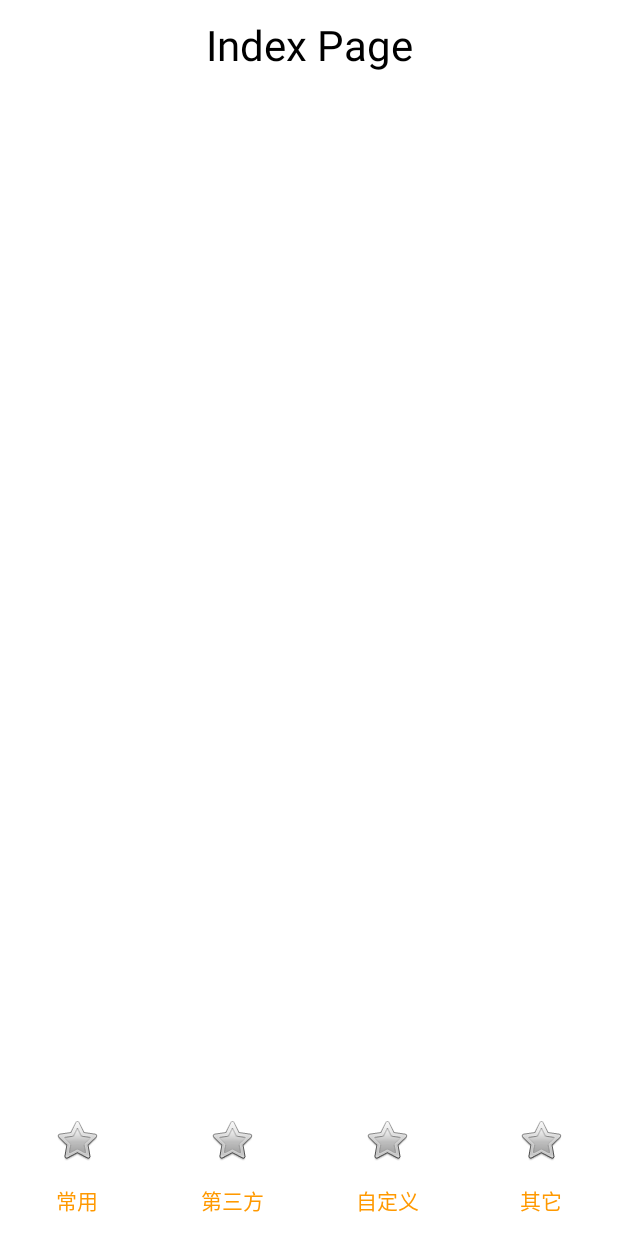
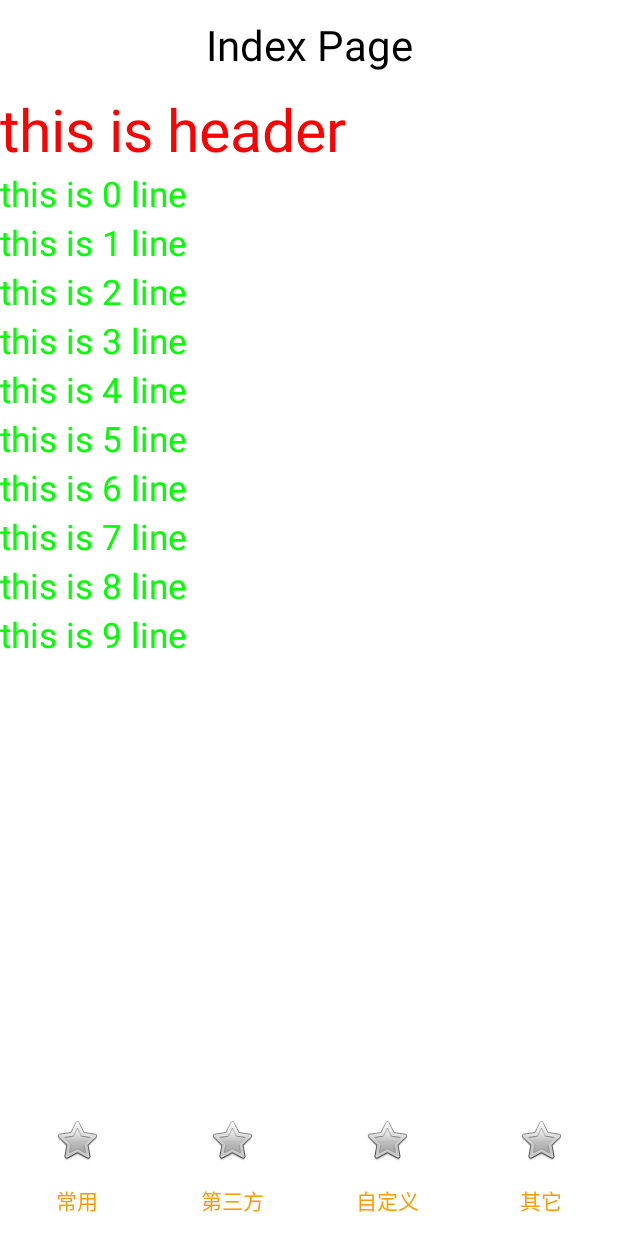
Before and after one commit to yk2fxy/AndroidSkillPlatform, an Android app: the screen it shows after launch (IndexActivity), on a phone screen of 412 x 824 dp. Run offline under Robolectric (Android 15) with nearby library versions, the phone set to English and light mode, and no system bars; our stand-ins replace ButterKnife; libraries missing offline, so code that uses them is left out: com.tencent.tinker; 1 statement that could not run was skipped.

Commit message:
listview快速adapter完成

```diff
--- a/app/build.gradle
+++ b/app/build.gradle
@@ -16,6 +16,15 @@ android {
 
         buildConfigField "String", "TINKER_ID", "\"1.0\""
         buildConfigField "String", "PLATFORM", "\"all\""
+    }
+    sourceSets{
+        main{
+            res.srcDirs = [
+                'src/main/res/layout/item',
+                    'src/main/res/layout',
+                    'src/main/res'
+            ]
+        }
     }
     buildTypes {
         release {
--- a/app/src/main/java/com/yk/skill/androidskillplatform/Third/ThirdFragment.java
+++ b/app/src/main/java/com/yk/skill/androidskillplatform/Third/index/ThirdFragment.java
@@ -1,4 +1,4 @@
-package com.yk.skill.androidskillplatform.Third;
+package com.yk.skill.androidskillplatform.Third.index;
 
 import android.graphics.Color;
 import android.view.View;
--- a/app/src/main/java/com/yk/skill/androidskillplatform/index/IndexPresent.java
+++ b/app/src/main/java/com/yk/skill/androidskillplatform/index/IndexPresent.java
@@ -1,9 +1,9 @@
 package com.yk.skill.androidskillplatform.index;
 
 import com.yk.skill.androidskillplatform.R;
-import com.yk.skill.androidskillplatform.Third.ThirdFragment;
+import com.yk.skill.androidskillplatform.Third.index.ThirdFragment;
 import com.yk.skill.androidskillplatform.base.BaseFragment;
-import com.yk.skill.androidskillplatform.normal.NormalFragment;
+import com.yk.skill.androidskillplatform.normal.index.NormalFragment;
 
 import java.util.ArrayList;
 import java.util.List;
--- a/app/src/main/java/com/yk/skill/androidskillplatform/listview/MyBaseAdapter.java
+++ /dev/null
@@ -1,44 +0,0 @@
-package com.yk.skill.androidskillplatform.listview;
-
-import android.content.Context;
-import android.view.LayoutInflater;
-import android.view.View;
-import android.view.ViewGroup;
-import android.widget.BaseAdapter;
-
-import java.util.List;
-import java.util.Objects;
-
-import static android.R.attr.id;
-
-/**
- * Created by yuankang on 2017/8/4.
- */
-
-public class MyBaseAdapter<T> extends BaseAdapter {
-    List<T> datas = null;
-    public MyBaseAdapter(List<T> datas) {
-        this.datas = datas;
-    }
-
-    @Override
-    public int getCount() {
-        return datas.size();
-    }
-
-    @Override
-    public Object getItem(int i) {
-        return datas.get(i);
-    }
-
-    @Override
-    public long getItemId(int i) {
-        return 0;
-    }
-
-    @Override
-    public View getView(int i, View view, ViewGroup viewGroup) {
-
-        return null;
-    }
-}
--- /dev/null
+++ b/app/src/main/java/com/yk/skill/androidskillplatform/listview/base/ListViewHolder.java
@@ -0,0 +1,48 @@
+package com.yk.skill.androidskillplatform.listview.base;
+
+
+import android.content.Context;
+import android.util.SparseArray;
+import android.view.LayoutInflater;
+import android.view.View;
+import android.view.ViewGroup;
+import android.widget.TextView;
+
+/**
+ * Created by yuankang on 2017/8/7.
+ */
+
+public class ListViewHolder {
+    private  View rootView;
+    private SparseArray<View> views;
+    private ListViewHolder(Context context, int layoutId, ViewGroup viewGroup) {
+        rootView = LayoutInflater.from(context).inflate(layoutId,null,false);
+        rootView.setTag(this);
+        views = new SparseArray<>();
+    }
+
+    public static ListViewHolder get(Context context, View contentView, int layoutId, ViewGroup viewGroup){
+        ListViewHolder holder = null;
+        if(contentView==null){
+            holder = new ListViewHolder( context,  layoutId,viewGroup);
+        }else {
+            holder = (ListViewHolder) contentView.getTag();
+        }
+        return  holder;
+    }
+    public View getRootView(){
+        return rootView;
+    }
+    public  ListViewHolder setText(int viewId,String text){
+        TextView tv =  getView(viewId);
+        tv.setText(text);
+        return this;
+    }
+    public <T extends View> T getView(int viewId){
+        View view = views.get(viewId);
+        if(view==null){
+            view = rootView.findViewById(viewId);
+        }
+        return (T) view;
+    }
+}
--- /dev/null
+++ b/app/src/main/java/com/yk/skill/androidskillplatform/listview/base/MyBaseAdapter.java
@@ -0,0 +1,52 @@
+package com.yk.skill.androidskillplatform.listview.base;
+
+import android.content.Context;
+import android.view.View;
+import android.view.ViewGroup;
+import android.widget.BaseAdapter;
+import android.widget.TextView;
+
+import com.yk.skill.androidskillplatform.R;
+
+import java.util.List;
+
+
+/**
+ * Created by yuankang on 2017/8/4.
+ */
+
+public abstract class MyBaseAdapter<T> extends BaseAdapter {
+    List<T> datas = null;
+    Context mContext;
+    int mLayoutId;
+    public MyBaseAdapter(List<T> datas,Context context,int layoutId) {
+        this.datas = datas;
+        this.mContext = context;
+        this.mLayoutId = layoutId;
+    }
+
+    @Override
+    public int getCount() {
+        return datas.size();
+    }
+
+    @Override
+    public Object getItem(int i) {
+        return datas.get(i);
+    }
+
+    @Override
+    public long getItemId(int i) {
+        return 0;
+    }
+
+    @Override
+    public View getView(int i, View view, ViewGroup viewGroup) {
+        ListViewHolder holder = ListViewHolder.get(mContext,view, mLayoutId,viewGroup);
+        converView(holder,(T)datas.get(i));
+        return holder.getRootView();
+    }
+
+    public abstract void converView(ListViewHolder holder, T text) ;
+
+}
--- a/app/src/main/java/com/yk/skill/androidskillplatform/normal/NormalFragmentDetail.java
+++ /dev/null
@@ -1,11 +0,0 @@
-package com.yk.skill.androidskillplatform.normal;
-
-import com.yk.skill.androidskillplatform.listview.MyBaseAdapter;
-
-/**
- * Created by yuankang on 2017/8/4.
- */
-
-public interface NormalFragmentDetail {
-    public void setAdapter(MyBaseAdapter myBaseAdapter);
-}
--- a/app/src/main/java/com/yk/skill/androidskillplatform/normal/NormalPresent.java
+++ /dev/null
@@ -1,26 +0,0 @@
-package com.yk.skill.androidskillplatform.normal;
-
-import com.yk.skill.androidskillplatform.listview.MyBaseAdapter;
-
-import java.util.ArrayList;
-import java.util.List;
-
-/**
- * Created by yuankang on 2017/8/4.
- */
-
-public class NormalPresent {
-    private  NormalFragmentDetail normalFragmentDetail;
-    List<String> lists = new ArrayList<>();
-
-    public NormalPresent(NormalFragmentDetail normalFragmentDetail) {
-        this.normalFragmentDetail = normalFragmentDetail;
-    }
-
-    public void initDatas() {
-        for(int i=0;i<10;i++){
-            lists.add("this is "+i+" line");
-        }
-        normalFragmentDetail.setAdapter(new MyBaseAdapter());
-    }
-}
--- a/app/src/main/java/com/yk/skill/androidskillplatform/normal/NormalFragment.java
+++ b/app/src/main/java/com/yk/skill/androidskillplatform/normal/index/NormalFragment.java
@@ -1,28 +1,31 @@
-package com.yk.skill.androidskillplatform.normal;
+package com.yk.skill.androidskillplatform.normal.index;
 
 
-import android.os.Bundle;
+import android.graphics.Color;
 import android.view.LayoutInflater;
 import android.view.View;
 import android.view.ViewGroup;
+import android.widget.BaseAdapter;
 import android.widget.ListView;
+import android.widget.TextView;
 
 import com.yk.skill.androidskillplatform.R;
 import com.yk.skill.androidskillplatform.base.BaseFragment;
-import com.yk.skill.androidskillplatform.listview.MyBaseAdapter;
 
 import butterknife.BindView;
 
 public class NormalFragment extends BaseFragment implements NormalFragmentDetail{
 
 
-    @BindView(R.id.fragment_normal_lv)
+   // @BindView(R.id.fragment_normal_lv)
     ListView mFragmentNormalLv;
 
-    NormalPresent mNormalPresent = new NormalPresent(this);
+    NormalPresent mNormalPresent = null;
     @Override
     public View initView() {
         View view = LayoutInflater.from(getActivity()).inflate(R.layout.fragment_normal, null, false);
+        mFragmentNormalLv = (ListView) view.findViewById(R.id.fragment_normal_lv);
+        mNormalPresent = new NormalPresent(this,getActivity());
         return view;
     }
 
@@ -33,7 +36,13 @@ public class NormalFragment extends BaseFragment implements NormalFragmentDetail
     }
 
     @Override
-    public void setAdapter(MyBaseAdapter myBaseAdapter) {
+    public void setAdapter(BaseAdapter myBaseAdapter) {
         mFragmentNormalLv.setAdapter(myBaseAdapter);
     }
+
+    @Override
+    public void setListViewHeader(View view) {
+
+        mFragmentNormalLv.addHeaderView(view,"ok",false);
+    }
 }
--- /dev/null
+++ b/app/src/main/java/com/yk/skill/androidskillplatform/normal/index/NormalFragmentDetail.java
@@ -0,0 +1,15 @@
+package com.yk.skill.androidskillplatform.normal.index;
+
+import android.view.View;
+import android.widget.BaseAdapter;
+
+import com.yk.skill.androidskillplatform.listview.base.MyBaseAdapter;
+
+/**
+ * Created by yuankang on 2017/8/4.
+ */
+
+public interface NormalFragmentDetail {
+    public void setAdapter(BaseAdapter myBaseAdapter);
+    public void setListViewHeader(View view);
+}
--- /dev/null
+++ b/app/src/main/java/com/yk/skill/androidskillplatform/normal/index/NormalPresent.java
@@ -0,0 +1,48 @@
+package com.yk.skill.androidskillplatform.normal.index;
+
+import android.content.Context;
+import android.graphics.Color;
+import android.view.View;
+import android.view.ViewGroup;
+import android.widget.BaseAdapter;
+import android.widget.TextView;
+
+import com.yk.skill.androidskillplatform.R;
+import com.yk.skill.androidskillplatform.listview.base.ListViewHolder;
+import com.yk.skill.androidskillplatform.listview.base.MyBaseAdapter;
+
+import java.util.ArrayList;
+import java.util.List;
+
+/**
+ * Created by yuankang on 2017/8/4.
+ */
+
+public class NormalPresent {
+    private  NormalFragmentDetail normalFragmentDetail;
+    List<String> lists = new ArrayList<>();
+    Context mContext;
+    public NormalPresent(NormalFragmentDetail normalFragmentDetail,Context context) {
+        this.normalFragmentDetail = normalFragmentDetail;
+        this.mContext = context;
+    }
+
+    public void initDatas() {
+        for(int i=0;i<10;i++){
+            lists.add("this is "+i+" line");
+        }
+
+        BaseAdapter adapter = new MyBaseAdapter<String>(lists,mContext,R.layout.item_normal_listview) {
+            @Override
+            public void converView(ListViewHolder holder, String text) {
+                holder.setText(R.id.item_normal_listview_tv,text);
+            }
+        };
+        normalFragmentDetail.setAdapter(adapter);
+        TextView tv = new TextView(mContext);
+        tv.setText("this is header");
+        tv.setTextSize(39);
+        tv.setTextColor(Color.RED);
+        normalFragmentDetail.setListViewHeader(tv);
+    }
+}
--- a/app/src/main/res/layout/fragment_normal.xml
+++ b/app/src/main/res/layout/fragment_normal.xml
@@ -1,5 +1,10 @@
-<ListView xmlns:android="http://schemas.android.com/apk/res/android"
-          android:id="@+id/fragment_normal_lv"
-          android:layout_width="match_parent"
-          android:layout_height="match_parent">
-</ListView>
+<LinearLayout xmlns:android="http://schemas.android.com/apk/res/android"
+              android:layout_width="match_parent"
+              android:layout_height="match_parent"
+              android:orientation="vertical">
+
+    <ListView
+        android:id="@+id/fragment_normal_lv"
+        android:layout_width="match_parent"
+        android:layout_height="match_parent"></ListView>
+</LinearLayout>
--- /dev/null
+++ b/app/src/main/res/layout/item_normal_listview.xml
@@ -0,0 +1,12 @@
+<?xml version="1.0" encoding="utf-8"?>
+<LinearLayout xmlns:android="http://schemas.android.com/apk/res/android"
+              android:orientation="vertical"
+              android:layout_width="match_parent"
+              android:layout_height="match_parent">
+    <TextView
+        android:layout_width="match_parent"
+        android:layout_height="wrap_content"
+        android:textSize="23sp"
+        android:id="@+id/item_normal_listview_tv"
+        android:textColor="#00ff00"/>
+</LinearLayout>
```
Also changed, not shown: 1 other file.
